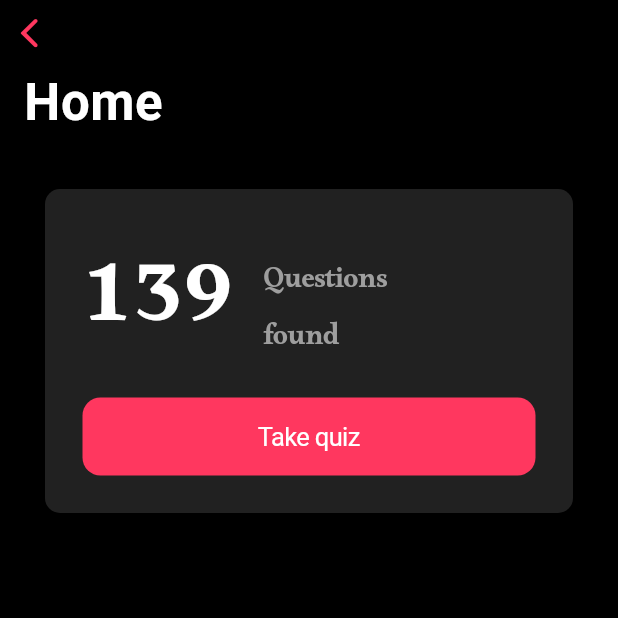
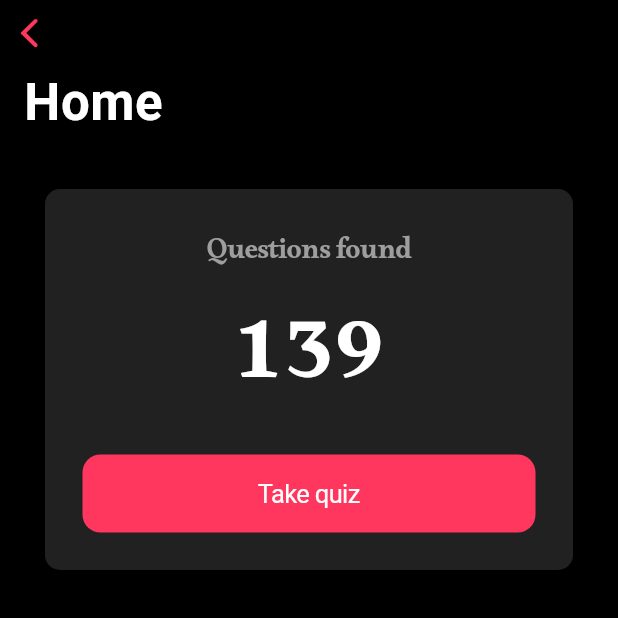
Before and after one commit to alanperezse/quiz_app, a Flutter app: the MyHomePage screen opened by its route, on a phone screen of 412 x 824 dp, the top half of it. Run offline on Flutter 3.47's test engine with Material 2 defaults, Android fonts, the phone set to English and light mode, and no system bars.

Commit message:
redesigned home page

```diff
--- a/lib/views/homepage.dart
+++ b/lib/views/homepage.dart
@@ -46,21 +46,16 @@ class _QuizInfoWidget extends State<QuizInfoWidget> {
       ),
       child: Column(
         children: [
-          Row(
-            children: [
-              Container(
-                padding: EdgeInsets.only(right: 20),
-                child: Text(
-                  '139',
-                  style: TextStyle(fontFamily: 'Alkalami', fontSize: 60)
-                ),
-              ),
-              Text(
-                'Questions\nfound',
-                style: TextStyle(fontFamily: 'Alkalami', fontSize: 20, color: Colors.grey),
-                textAlign: TextAlign.start,
-              )
-            ],
+          Text(
+            'Questions found',
+            style: TextStyle(fontFamily: 'Alkalami', fontSize: 20, color: Colors.grey),
+            textAlign: TextAlign.start,
+          ),
+          Container(
+            child: Text(
+              '139',
+              style: TextStyle(fontFamily: 'Alkalami', fontSize: 60)
+            ),
           ),
           Container(
             width: double.infinity,
```
